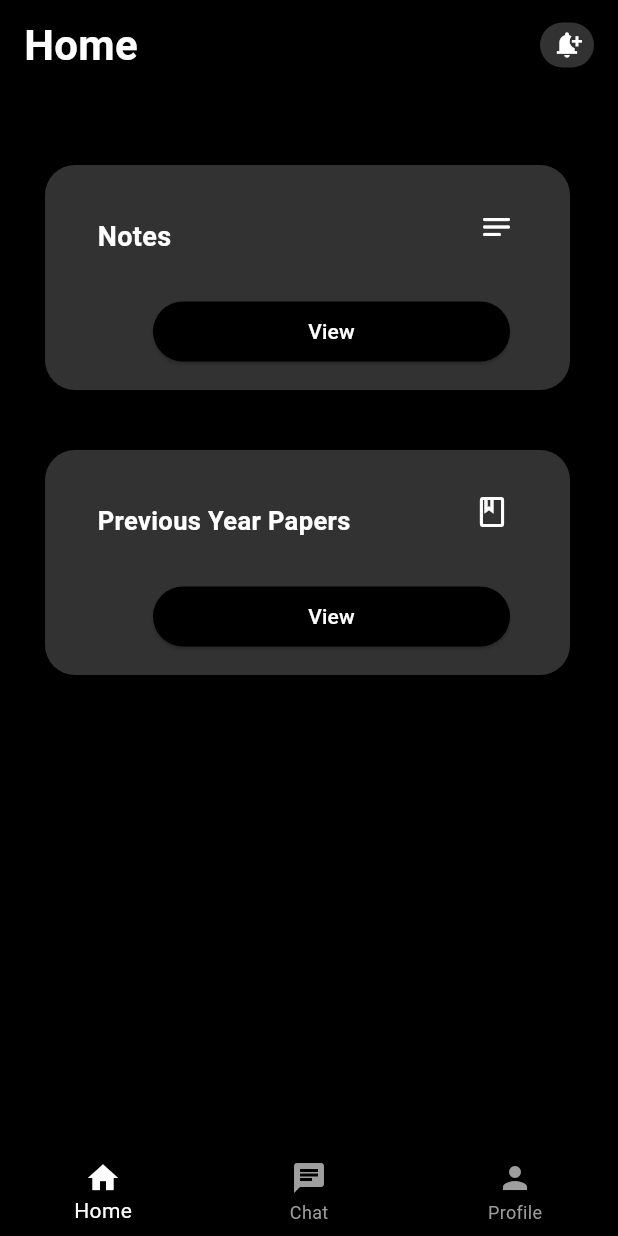
After one commit to SajalSatsangi/Seekho_Buddy2, a Flutter app: the Home1 screen opened directly, on a phone screen of 412 x 824 dp. The commit adds this screen. Run offline on Flutter 3.47's test engine with Material 3 defaults, Android fonts, the light colour scheme and no system bars; our stand-ins replace animated_splash_screen, cloud_firestore, firebase_auth, firebase_core, page_transition; accounts and stored records are empty; network calls fail.

Commit message:
Home 2 Page

```diff
--- a/lib/home.dart
+++ b/lib/home.dart
@@ -2,6 +2,7 @@ import 'package:flutter/material.dart';
 import 'footer.dart';
 import 'Chat/ChatPage-home.dart';
 import 'Profile.dart';
+import 'subject.dart';
 
 void main() {
   runApp(MaterialApp(
@@ -190,7 +191,12 @@ class _HomeState extends State<Home> {
                 ],
               ),
               ElevatedButton(
-                onPressed: onTap,
+                onPressed: () {
+                  Navigator.push(
+                    context,
+                    MaterialPageRoute(builder: (context) => Home1()),
+                  );
+                },
                 style: ButtonStyle(
                   backgroundColor: MaterialStateProperty.all<Color>(
                     Colors.black,
--- /dev/null
+++ b/lib/subject.dart
@@ -0,0 +1,272 @@
+import 'package:flutter/material.dart';
+import 'footer.dart';
+import 'Chat/ChatPage-home.dart';
+import 'Profile.dart';
+import 'home.dart';
+
+void main() {
+  runApp(MaterialApp(
+    home: Home(),
+  ));
+}
+
+class Home1 extends StatefulWidget {
+  @override
+  _Home1State createState() => _Home1State();
+}
+
+class _Home1State extends State<Home1> {
+  int _selectedIndex = 0;
+
+  void _onItemTapped(int index) {
+    if (_selectedIndex == 0 && index == 0) {
+      // Refresh home page if already on the home page
+      setState(() {});
+    } else {
+      setState(() {
+        _selectedIndex = index;
+      });
+    }
+  }
+
+  Widget _buildContent() {
+    switch (_selectedIndex) {
+      case 0:
+        return Column(
+          crossAxisAlignment: CrossAxisAlignment.start,
+          children: <Widget>[
+            SafeArea(
+              child: Padding(
+                padding: EdgeInsets.only(left: 16, right: 16, top: 10),
+                child: Row(
+                  mainAxisAlignment: MainAxisAlignment.spaceBetween,
+                  children: <Widget>[
+                    Text(
+                      "Home",
+                      style: TextStyle(
+                        fontSize: 28,
+                        fontWeight: FontWeight.bold,
+                        color: Colors.white, // Text color
+                      ),
+                    ),
+                    Container(
+                      padding:
+                          EdgeInsets.only(left: 8, right: 8, top: 2, bottom: 2),
+                      height: 30,
+                      decoration: BoxDecoration(
+                        borderRadius: BorderRadius.circular(30),
+                        color: Color(0xFF323232),
+                      ),
+                      child: Row(
+                        children: <Widget>[
+                          Icon(
+                            Icons.notification_add,
+                            color: Colors.white,
+                            size: 20,
+                          ),
+                        ],
+                      ),
+                    )
+                  ],
+                ),
+              ),
+            ),
+            Expanded(
+              child: Padding(
+                padding: const EdgeInsets.all(30.0),
+                child: Column(
+                  mainAxisAlignment: MainAxisAlignment.start,
+                  children: [
+                    SizedBox(height: 30),
+                    GestureDetector(
+                      onTap: () {
+                        // Add functionality for the button in Box 1
+                      },
+                      child: Container(
+                        width: 350,
+                        height: 150,
+                        decoration: BoxDecoration(
+                          color: Color.fromRGBO(50, 50, 50, 1), // Box 1 color
+                          borderRadius:
+                              BorderRadius.circular(20), // Rounded corners
+                        ),
+                        child: Stack(
+                          children: [
+                            Padding(
+                              padding: const EdgeInsets.all(
+                                  35.0), // Padding around the text
+                              child: Column(
+                                crossAxisAlignment: CrossAxisAlignment.start,
+                                children: [
+                                  Text(
+                                    'Notes',
+                                    style: TextStyle(
+                                      color: Colors.white,
+                                      fontSize: 18.0,
+                                      fontWeight:
+                                          FontWeight.bold, // Make text bold
+                                    ),
+                                  ),
+                                  SizedBox(height: 7),
+                                  Text(
+                                    '',
+                                    style: TextStyle(
+                                      color: Colors.white,
+                                      fontSize: 12.0,
+                                    ),
+                                  ),
+                                ],
+                              ),
+                            ),
+                            Positioned(
+                              bottom: 15, // Adjust button position from bottom
+                              right: 40, // Adjust button position from right
+                              child: ElevatedButton(
+                                onPressed: () {
+                                  // Add functionality for the button in Box 1
+                                },
+                                style: ButtonStyle(
+                                  backgroundColor:
+                                      MaterialStateProperty.all<Color>(
+                                    Colors.black, // Set button background color
+                                  ),
+                                ),
+                                child: SizedBox(
+                                  width: 190, // Set button width
+                                  child: Text(
+                                    'View',
+                                    textAlign: TextAlign.center,
+                                    style: TextStyle(
+                                      color:
+                                          Colors.white, // Set button text color
+                                    ),
+                                  ),
+                                ),
+                              ),
+                            ),
+                            Positioned(
+                              top: 29,
+                              right: 37,
+                              child: Row(
+                                children: [
+                                  Icon(
+                                    Icons.notes_rounded,
+                                    color: Colors.white,
+                                  ),
+                                ],
+                              ),
+                            ),
+                          ],
+                        ),
+                      ),
+                    ),
+                    SizedBox(height: 40), // Adding space between boxes
+                    GestureDetector(
+                      onTap: () {
+                        // Add functionality for the button in Box 2
+                      },
+                      child: Container(
+                        width: 350,
+                        height: 150,
+                        decoration: BoxDecoration(
+                          color: Color.fromRGBO(50, 50, 50, 1), // Box 2 color
+                          borderRadius:
+                              BorderRadius.circular(20), // Rounded corners
+                        ),
+                        child: Stack(
+                          children: [
+                            Padding(
+                              padding: const EdgeInsets.all(
+                                  35.0), // Padding around the text
+                              child: Column(
+                                crossAxisAlignment: CrossAxisAlignment.start,
+                                children: [
+                                  Text(
+                                    'Previous Year Papers',
+                                    style: TextStyle(
+                                      color: Colors.white,
+                                      fontSize: 17.0,
+                                      fontWeight:
+                                          FontWeight.bold, // Make text bold
+                                    ),
+                                  ),
+                                  SizedBox(height: 5),
+                                  Text(
+                                    '',
+                                    style: TextStyle(
+                                      color: Colors.white,
+                                      fontSize: 10.0,
+                                    ),
+                                  ),
+                                ],
+                              ),
+                            ),
+                            Positioned(
+                              bottom: 15, // Adjust button position from bottom
+                              right: 40, // Adjust button position from right
+                              child: ElevatedButton(
+                                onPressed: () {
+                                  // Add functionality for the button in Box 2
+                                },
+                                style: ButtonStyle(
+                                  backgroundColor:
+                                      MaterialStateProperty.all<Color>(
+                                    Colors.black, // Set button background color
+                                  ),
+                                ),
+                                child: SizedBox(
+                                  width: 190, // Set button width
+                                  child: Text(
+                                    'View',
+                                    textAlign: TextAlign.center,
+                                    style: TextStyle(
+                                      color:
+                                          Colors.white, // Set button text color
+                                    ),
+                                  ),
+                                ),
+                              ),
+                            ),
+                            Positioned(
+                              top: 29,
+                              right: 40,
+                              child: Row(
+                                children: [
+                                  Icon(
+                                    Icons.book_outlined,
+                                    color: Colors.white,
+                                  ),
+                                ],
+                              ),
+                            ),
+                          ],
+                        ),
+                      ),
+                    ),
+                  ],
+                ),
+              ),
+            ),
+          ],
+        );
+      case 1:
+        return ChatHomePage(); // Replace with your ChatPage implementation
+      case 2:
+        return ProfileScreen(); // Replace with your ProfileScreen implementation
+      default:
+        return Center(child: Text('Unknown page'));
+    }
+  }
+
+  @override
+  Widget build(BuildContext context) {
+    return Scaffold(
+      backgroundColor: Colors.black,
+      body: _buildContent(),
+      bottomNavigationBar: CustomFooter(
+        selectedIndex: _selectedIndex,
+        onItemTapped: _onItemTapped,
+      ),
+    );
+  }
+}
```
